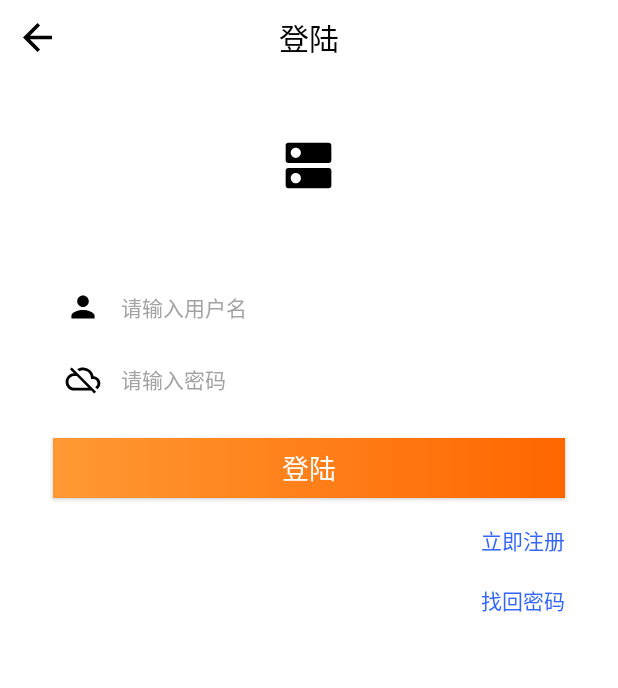
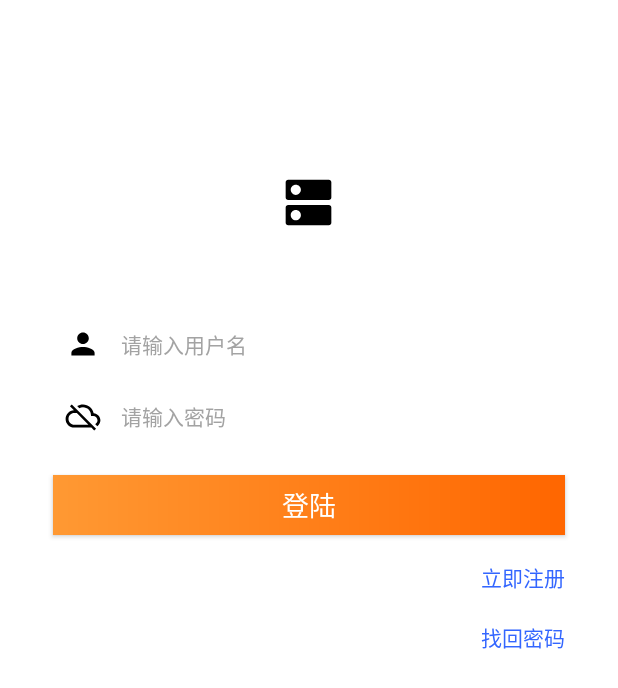
Before and after one commit to ACCEPT786/music_player, an Android app: the screen it shows after launch (activity_login), on a phone screen of 412 x 824 dp. Shown: the top 688 px of the screen. Run offline under Robolectric (Android 15) with nearby library versions, the phone set to English and light mode, and no system bars; libraries missing offline, so code that uses them is left out: com.tbruyelle.rxpermissions2; 2 statements that could not run were skipped.

Commit message:
fix some issues

```diff
--- a/app/src/main/java/com/example/music_player/activity_login.java
+++ b/app/src/main/java/com/example/music_player/activity_login.java
@@ -20,7 +20,6 @@ import com.tbruyelle.rxpermissions2.RxPermissions;
 
 public class activity_login extends AppCompatActivity {
     private TextView tv_main_title;
-    private TextView tv_back;
     private Button btn_login, tv_register, tv_find_psw;
     private String userName,psw,spPsw;
     private EditText et_user_name,et_psw;
@@ -39,19 +38,12 @@ public class activity_login extends AppCompatActivity {
 
     private void init() {
 
-        tv_main_title = findViewById(R.id.tv_main_title);
-        tv_main_title.setText("登陆");
-        tv_main_title.setTextColor(this.getResources().getColor(R.color.colorBlack));
-        tv_back = findViewById(R.id.tv_back);
-
         tv_register = findViewById(R.id.tv_register);
         tv_find_psw = findViewById(R.id.tv_find_psw);
         btn_login = findViewById(R.id.btn_login);
         et_user_name = findViewById(R.id.et_user_name);
         et_psw = findViewById(R.id.et_psw);
 
-        tv_back.setOnClickListener(view ->
-            activity_login.this.finish());
 
         tv_register.setOnClickListener(view ->
             startActivity(new Intent(com.example.music_player.activity_login.this, register.class)));
--- a/app/src/main/java/com/example/music_player/find_psw_back.java
+++ b/app/src/main/java/com/example/music_player/find_psw_back.java
@@ -46,7 +46,7 @@ public class find_psw_back extends AppCompatActivity {
         userName = et_user_name.getText().toString().trim();
         spPsw = readPsw(userName);
         init_pwd = MD5Utils.Decryption(spPsw);
-        Toast.makeText(find_psw_back.this, "初始密码为：" + init_pwd, Toast.LENGTH_SHORT).show();
+        Toast.makeText(find_psw_back.this, "初始密码为：" + init_pwd, Toast.LENGTH_LONG).show();
     }
 
     private String readPsw(String userName){
--- a/app/src/main/res/layout/activity_login.xml
+++ b/app/src/main/res/layout/activity_login.xml
@@ -5,13 +5,12 @@
     android:background="@color/colorWhite"
     android:orientation="vertical">
 
-    <include layout="@layout/main_title_bar"></include>
 
     <ImageView
         android:id="@+id/iv_head"
         android:layout_width="70dp"
         android:layout_height="70dp"
-        android:layout_marginTop="25dp"
+        android:layout_marginTop="100dp"
         android:layout_gravity="center_horizontal"
         android:background="@drawable/logo"/>
 
```
Also changed, not shown: app/src/main/java/com/example/music_player/MainActivity.java (+44 -1 lines), app/src/main/java/com/example/music_player/search_view.java (+2 -7 lines), app/src/main/res/layout/web_search.xml (deleted, +0 -20 lines).
